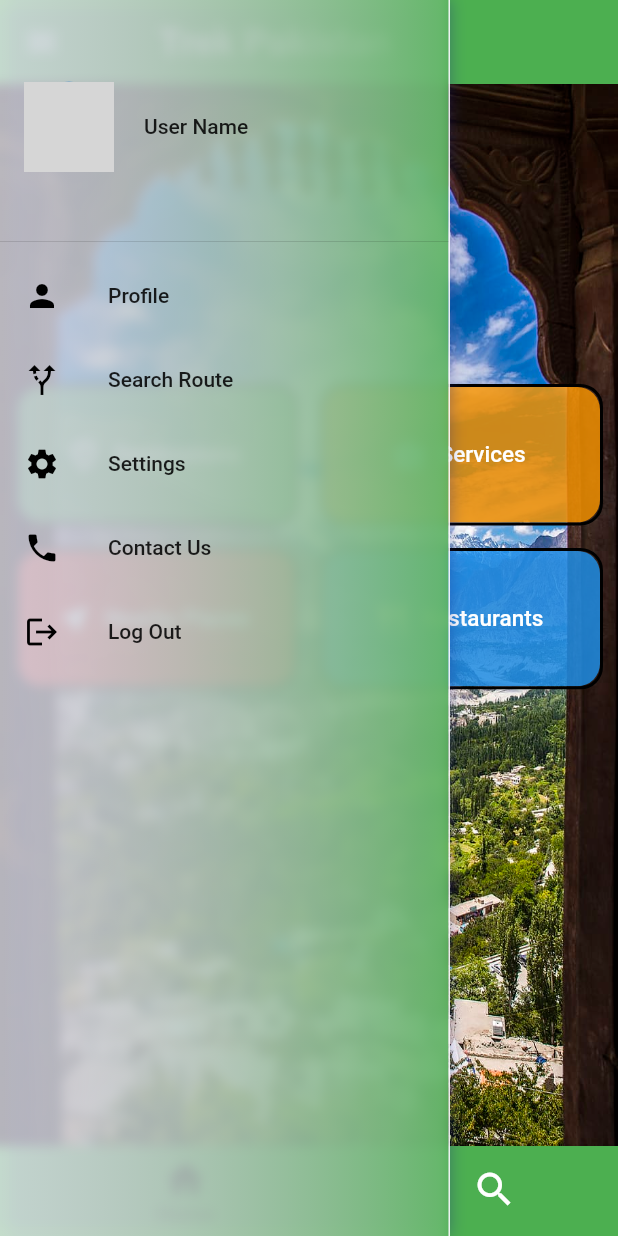
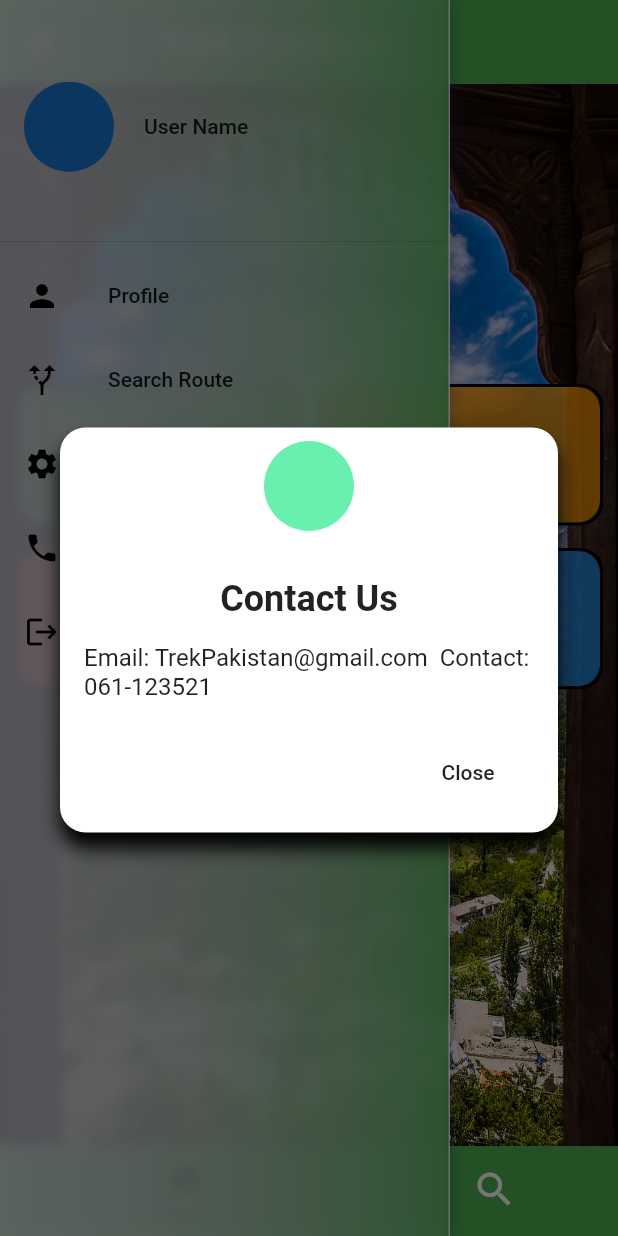
Before and after one commit to KiramatBaig/Trek-Pakistan-TourApp, a Flutter app: the MyNavigationBar screen opened directly, in the side drawer, after a tap on "Contact Us", on a phone screen of 412 x 824 dp. Run offline on Flutter 3.47's test engine with Material 2 defaults, Android fonts, the phone set to English and light mode, and no system bars; our stand-ins replace flutter_layout_grid, flutter_svg, geocoding, geolocator, google_fonts, google_maps_flutter; missing offline and left inert: flutter_polyline_points; network calls fail; grey boxes are pictures that could not be loaded.

Commit message:
Added some screens

```diff
--- a/lib/Components/drawer.dart
+++ b/lib/Components/drawer.dart
@@ -122,7 +122,13 @@ class FrostedDrawer extends StatelessWidget {
 
                     ListTile(
                       onTap: () {
-
+                        showDialog(
+                          context: context,
+                          builder:(context){
+                            return ContactUsDialog(title: "Contact Us",description: "Email: TrekPakistan@gmail.com"
+                                "  Contact: 061-123521",);
+                          }
+                        );
                       },
 
                       leading: Icon(
@@ -154,3 +160,95 @@ class FrostedDrawer extends StatelessWidget {
     );
   }
 }
+
+class ContactUsDialog extends StatelessWidget {
+  final String title,description;
+
+  ContactUsDialog({
+    this.title, this.description,
+  });
+
+  @override
+  Widget build(BuildContext context) {
+    return Dialog(
+      shape: RoundedRectangleBorder(
+        borderRadius: BorderRadius.circular(16.0),
+
+      ),
+      elevation: 0,
+      backgroundColor: Colors.transparent,
+      child: dialogContent(context),
+    );
+  }
+  dialogContent(BuildContext context){
+    return Stack(
+      children: <Widget>[
+        Container(
+          padding: EdgeInsets.only(
+            top: 100,
+            left: 16,
+            bottom: 16,
+            right: 16,
+          ),
+          margin: EdgeInsets.only(top: 16),
+
+          decoration: BoxDecoration(
+              color: Colors.white,
+              shape: BoxShape.rectangle,
+              borderRadius: BorderRadius.circular(17.0),
+              boxShadow:[
+                BoxShadow(
+                  color: Colors.black,
+                  blurRadius: 10.0,
+                  offset: Offset(0.0,10.0),
+                )
+              ]
+          ),
+          child: Column(
+            mainAxisSize: MainAxisSize.min,
+            children: <Widget>[
+              Text(
+                title,
+                style: TextStyle(
+                  fontSize: 24.0,
+                  fontWeight: FontWeight.bold,
+
+                ),
+              ),
+              SizedBox(height: 16.0,),
+              Text(
+                description,
+                style: TextStyle(
+                  fontSize: 16.0,
+
+                ),
+
+              ),
+              SizedBox(height: 24.0,),
+              Align(
+                alignment: Alignment.bottomRight,
+                child: FlatButton(
+                  onPressed: (){
+                    Navigator.pop(context);
+                  },
+                  child: Text("Close"),
+                ),
+              )
+            ],
+          ),
+        ),
+        Positioned(
+          top: 25,
+          left: 16,
+          right: 16,
+          child: CircleAvatar(
+            backgroundColor: Colors.greenAccent,
+            radius: 30,
+
+          ),
+        )
+      ],
+    );
+  }
+
+}
--- a/lib/Screens/Profile_Edit/edit_profile.dart
+++ b/lib/Screens/Profile_Edit/edit_profile.dart
@@ -113,8 +113,8 @@ class _EditProfilePageState extends State<EditProfilePage> {
               SizedBox(
                 height: 35,
               ),
-              buildTextField("Full Name", "Kiramat Baig", false),
-              buildTextField("E-mail", "kiramat@gmail.com", false),
+              buildTextField("Full Name", "JoHn", false),
+              buildTextField("E-mail", "abcd@gmail.com", false),
               buildTextField("Password", "********", true),
               buildTextField("Phone #", "034x_xxxx_xxx", false),
               buildTextField("Address", "isb, Pakistan", false),
--- a/pubspec.yaml
+++ b/pubspec.yaml
@@ -41,7 +41,7 @@ dependencies:
   google_maps_flutter: ^1.0.6
   geolocator: ^6.1.7
   geocoding: ^1.0.5
-
+  smooth_page_indicator: ^0.2.3
   flutter_polyline_points: ^0.2.4
 
 
```
Also changed, not shown: lib/Screens/HotelBooking/Hotel_Book.dart (+11 -27 lines), lib/Screens/Weather/Weather_Screen.dart (+6 -3 lines), assets/icons/complain.png (added), assets/icons/contactus.png (added), pubspec.lock.
